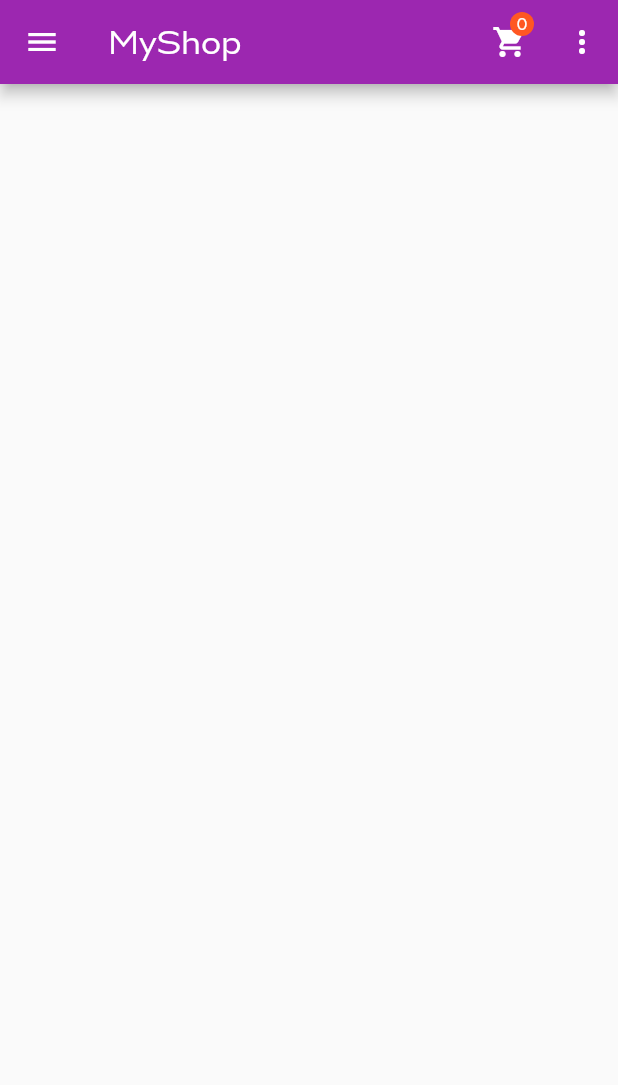
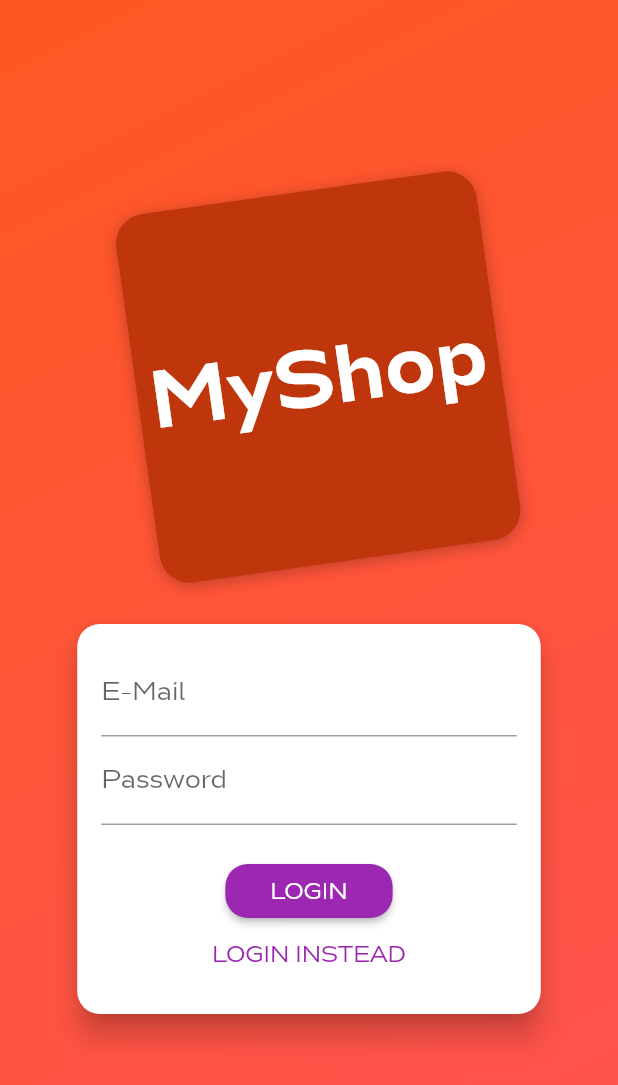
Before and after one commit to Abdulazeez-Raja/shop_app, a Flutter app: the screen it shows after launch, on a phone screen of 412 x 824 dp. Shown: the top 1085 px of the screen. Run offline on Flutter 3.47's test engine with Material 2 defaults, Android fonts, the phone set to English and light mode, and no system bars; our stand-ins replace shared_preferences.

Commit message:
finish app

```diff
--- a/lib/main.dart
+++ b/lib/main.dart
@@ -1,8 +1,8 @@
 import 'package:flutter/material.dart';
 import 'package:provider/provider.dart';
+import 'package:shop_app/screens/auth_screen.dart';
 import 'package:shop_app/screens/edit_product_screen.dart';
-import 'package:shop_app/screens/user_products_screen.dart';
-
+import 'package:shop_app/screens/splash_screen.dart';
 import './screens/orders_screen.dart';
 import './providers/cart.dart';
 import './providers/orders.dart';
@@ -10,19 +10,35 @@ import './screens/cart_screen.dart';
 import './screens/products_overview_screen.dart';
 import './screens/product_detail_screen.dart';
 import './providers/products.dart';
+import 'providers/auth.dart';
+import 'screens/user_products_screen.dart';
 
 void main() {
   runApp(
     MultiProvider(
       providers: [
         ChangeNotifierProvider(
-          create: (ctx) => Products(),
+          create: (ctx) => Auth(),
+        ),
+        ChangeNotifierProxyProvider<Auth, Products>(
+          create: (_) => Products(),
+          update: (ctx, auth, previusProducts) => previusProducts!
+            ..getAuth(
+              auth.token,
+              previusProducts == null ? [] : previusProducts.items,
+              auth.userId,
+            ),
         ),
         ChangeNotifierProvider(
           create: (ctx) => CartProvider(),
         ),
-        ChangeNotifierProvider(
-          create: (ctx) => Orders(),
+        ChangeNotifierProxyProvider<Auth, Orders>(
+          create: (_) => Orders(null, [], null),
+          update: (ctx, auth, previusOrders) => Orders(
+            auth.token,
+            previusOrders == null ? [] : previusOrders.orders,
+            auth.userId,
+          ),
         ),
       ],
       child: const MyApp(),
@@ -35,7 +51,8 @@ class MyApp extends StatelessWidget {
 
   @override
   Widget build(BuildContext context) {
-    return MaterialApp(
+    return Consumer<Auth>(
+      builder: (ctx, auth, _) => MaterialApp(
         title: 'Flutter Demo',
         theme: ThemeData(
           fontFamily: 'bw',
@@ -45,14 +62,26 @@ class MyApp extends StatelessWidget {
             accentColor: Colors.deepOrange,
           ),
         ),
-      home: const ProductsOverviewScreen(),
+        home: auth.isAuth
+            ? const ProductsOverviewScreen()
+            : FutureBuilder(
+                future: auth.tryAutoLogin(),
+                builder: (ctx, authResultSnap) =>
+                    authResultSnap.connectionState == ConnectionState.waiting
+                        ? const SplashScreen()
+                        : const AuthScreen(),
+              ),
         routes: {
+          ProductsOverviewScreen.routeName: (ctx) =>
+              const ProductsOverviewScreen(),
           ProductDetailScreen.routeName: (ctx) => const ProductDetailScreen(),
           CartScreen.routeName: (ctx) => const CartScreen(),
           OrdersScreen.routeName: (ctx) => const OrdersScreen(),
           UserProductsScreen.routeName: (ctx) => const UserProductsScreen(),
           EditProductScreen.routeName: (ctx) => const EditProductScreen(),
+          AuthScreen.routeName: (ctx) => const AuthScreen(),
         },
+      ),
     );
   }
 }
--- /dev/null
+++ b/lib/screens/auth_screen.dart
@@ -0,0 +1,322 @@
+import 'dart:io';
+import 'dart:math';
+
+import 'package:flutter/material.dart';
+import 'package:provider/provider.dart';
+import 'package:shop_app/providers/auth.dart';
+import 'package:shop_app/screens/products_overview_screen.dart';
+
+enum AuthMode {
+  signUp,
+  logIn,
+}
+
+class AuthScreen extends StatelessWidget {
+  static const routeName = '/auth';
+  const AuthScreen({Key? key}) : super(key: key);
+
+  @override
+  Widget build(BuildContext context) {
+    final deviceSize = MediaQuery.of(context).size;
+    return Scaffold(
+      body: Stack(
+        children: [
+          Container(
+            decoration: const BoxDecoration(
+              gradient: LinearGradient(
+                colors: [
+                  Colors.deepOrange,
+                  Colors.redAccent,
+                ],
+                begin: Alignment.topLeft,
+                end: Alignment.bottomRight,
+                stops: [0, 1],
+              ),
+            ),
+          ),
+          SingleChildScrollView(
+            child: SizedBox(
+              width: deviceSize.width,
+              height: deviceSize.height,
+              child: Column(
+                mainAxisAlignment: MainAxisAlignment.center,
+                crossAxisAlignment: CrossAxisAlignment.center,
+                children: [
+                  Flexible(
+                    child: Container(
+                      margin: const EdgeInsets.only(bottom: 20),
+                      padding: const EdgeInsets.symmetric(
+                          vertical: 94.0, horizontal: 8.0),
+                      transform: Matrix4.rotationZ(
+                        -8 * pi / 180,
+                      )..translate(-10.0),
+                      decoration: BoxDecoration(
+                        borderRadius: BorderRadius.circular(20),
+                        color: Colors.deepOrange.shade900,
+                        boxShadow: const [
+                          BoxShadow(
+                            blurRadius: 8,
+                            color: Colors.black26,
+                            offset: Offset(0, 2),
+                          )
+                        ],
+                      ),
+                      child: const Text(
+                        'MyShop',
+                        style: TextStyle(
+                          fontSize: 50,
+                          color: Colors.white,
+                          fontWeight: FontWeight.bold,
+                        ),
+                      ),
+                    ),
+                  ),
+                  Flexible(
+                    flex: deviceSize.width > 600 ? 2 : 1,
+                    child: const AuthCard(),
+                  )
+                ],
+              ),
+            ),
+          )
+        ],
+      ),
+    );
+  }
+}
+
+class AuthCard extends StatefulWidget {
+  const AuthCard({Key? key}) : super(key: key);
+
+  @override
+  State<AuthCard> createState() => _AuthCardState();
+}
+
+class _AuthCardState extends State<AuthCard>
+    with SingleTickerProviderStateMixin {
+  final _passwordController = TextEditingController();
+  final _emailController = TextEditingController();
+  final GlobalKey<FormState> _formKey = GlobalKey();
+  AuthMode _authMode = AuthMode.logIn;
+  bool _isLoading = false;
+
+  AnimationController? _controller;
+  Animation<Size>? _heightAnimation;
+  Animation<double>? _opacityAnimation;
+
+  @override
+  void initState() {
+    super.initState();
+    _controller = AnimationController(
+      vsync: this,
+      duration: const Duration(milliseconds: 400),
+    );
+
+    _heightAnimation = Tween<Size>(
+      begin: const Size(double.infinity, 260),
+      end: const Size(double.infinity, 320),
+    ).animate(
+      CurvedAnimation(parent: _controller!, curve: Curves.fastOutSlowIn),
+    );
+    _opacityAnimation = Tween(begin: 0.0, end: 1.0)
+        .animate(CurvedAnimation(parent: _controller!, curve: Curves.easeIn));
+    // _heightAnimation!.addListener(() => setState(() {}));
+  }
+
+  @override
+  void dispose() {
+    super.dispose();
+    _controller!.dispose();
+  }
+
+  void _showErrorDialog(String message) {
+    showDialog(
+      context: context,
+      builder: (ctx) => AlertDialog(
+        title: const Text('An Error Occurred!'),
+        content: Text(message),
+        actions: [
+          TextButton(
+            onPressed: () => Navigator.of(ctx).pop(),
+            child: const Text('Okay'),
+          ),
+        ],
+      ),
+    );
+  }
+
+  Future<void> _submit() async {
+    if (!_formKey.currentState!.validate()) {
+      return;
+    }
+    _formKey.currentState!.save();
+    setState(() {
+      _isLoading = true;
+    });
+    try {
+      if (_authMode == AuthMode.logIn) {
+        await Provider.of<Auth>(context, listen: false).singIn(
+          _emailController.text.trim(),
+          _passwordController.text.trim(),
+        );
+      } else {
+        await Provider.of<Auth>(context, listen: false).singUp(
+          _emailController.text.trim(),
+          _passwordController.text.trim(),
+        );
+      }
+      Navigator.of(context)
+          .pushReplacementNamed(ProductsOverviewScreen.routeName);
+    } on HttpException catch (e) {
+      var errorMessage = 'authentication failed';
+      if (e.toString().contains('EMAIL_EXISTS')) {
+        errorMessage =
+            'The email address is already in use by another account.';
+      } else if (e.toString().contains('OPERATION_NOT_ALLOWED')) {
+        errorMessage = 'Password sign-in is disabled for this project.';
+      } else if (e.toString().contains('TOO_MANY_ATTEMPTS_TRY_LATER')) {
+        errorMessage =
+            'We have blocked all requests from this device due to unusual activity. Try again later.';
+      } else if (e.toString().contains('EMAIL_NOT_FOUND')) {
+        errorMessage =
+            'There is no user record corresponding to this identifier. The user may have been deleted.';
+      } else if (e.toString().contains('INVALID_PASSWORD')) {
+        errorMessage =
+            'The password is invalid or the user does not have a password.';
+      } else if (e.toString().contains('USER_DISABLED')) {
+        errorMessage =
+            'The user account has been disabled by an administrator.';
+      } else if (e.toString().contains('WEAK_PASSWORD')) {
+        errorMessage = 'The password must be 6 characters long or more.';
+      }
+      _showErrorDialog(errorMessage);
+    } catch (error) {
+      var errorMessage = 'Could not authenticate you. Please try again later';
+    }
+    setState(() {
+      _isLoading = false;
+    });
+  }
+
+  void _switchAuthMode() {
+    if (_authMode == AuthMode.logIn) {
+      setState(() {
+        _authMode = AuthMode.signUp;
+      });
+      _controller!.forward();
+    } else {
+      setState(() {
+        _authMode = AuthMode.logIn;
+      });
+      _controller!.reverse();
+    }
+  }
+
+  @override
+  Widget build(BuildContext context) {
+    final deviceSize = MediaQuery.of(context).size;
+    return Card(
+      shape: RoundedRectangleBorder(
+        borderRadius: BorderRadius.circular(15),
+      ),
+      elevation: 8.0,
+      child: AnimatedContainer(
+        duration: const Duration(milliseconds: 300),
+        curve: Curves.easeIn,
+        height: _authMode == AuthMode.signUp ? 320 : 260,
+        constraints: BoxConstraints(
+          minHeight: _authMode == AuthMode.signUp ? 320 : 260,
+        ),
+        width: deviceSize.width * 0.75,
+        padding: const EdgeInsets.all(16.0),
+        child: Form(
+          key: _formKey,
+          child: SingleChildScrollView(
+            child: Column(
+              children: [
+                TextFormField(
+                  key: const Key('email'),
+                  controller: _emailController,
+                  decoration: const InputDecoration(labelText: 'E-Mail'),
+                  keyboardType: TextInputType.emailAddress,
+                  validator: (value) {
+                    if (value!.isEmpty || !value.contains('@')) {
+                      return 'Invalid email!';
+                    }
+                    return null;
+                  },
+                ),
+                TextFormField(
+                  key: const Key('password'),
+                  obscureText: true,
+                  controller: _passwordController,
+                  keyboardType: TextInputType.visiblePassword,
+                  decoration: const InputDecoration(
+                    labelText: 'Password',
+                  ),
+                  validator: (value) {
+                    if (value!.isEmpty || value.length < 5) {
+                      return 'password is too short!';
+                    }
+                    return null;
+                  },
+                ),
+                if (_authMode == AuthMode.signUp)
+                  FadeTransition(
+                    opacity: _opacityAnimation!,
+                    child: TextFormField(
+                      key: const Key('password2'),
+                      enabled: _authMode == AuthMode.signUp,
+                      obscureText: true,
+                      keyboardType: TextInputType.visiblePassword,
+                      decoration: const InputDecoration(
+                        labelText: 'Confirm Password',
+                      ),
+                      validator: _authMode == AuthMode.signUp
+                          ? (value) {
+                              if (value != _passwordController.text) {
+                                return 'Password do not match!';
+                              }
+                              return null;
+                            }
+                          : null,
+                    ),
+                  ),
+                const SizedBox(height: 20),
+                if (_isLoading)
+                  const CircularProgressIndicator()
+                else
+                  ElevatedButton(
+                    onPressed: _submit,
+                    style: TextButton.styleFrom(
+                      padding: const EdgeInsets.symmetric(
+                        horizontal: 30,
+                        vertical: 7,
+                      ),
+                      shape: RoundedRectangleBorder(
+                        borderRadius: BorderRadius.circular(15),
+                      ),
+                    ),
+                    child: Text(
+                      _authMode == AuthMode.logIn ? 'LOGIN' : 'SIGNUP',
+                    ),
+                  ),
+                TextButton(
+                  onPressed: _switchAuthMode,
+                  style: TextButton.styleFrom(
+                      padding: const EdgeInsets.symmetric(
+                        horizontal: 30,
+                        vertical: 4,
+                      ),
+                      tapTargetSize: MaterialTapTargetSize.shrinkWrap),
+                  child: Text(
+                      '${_authMode == AuthMode.logIn ? 'LOGIN' : 'SIGNUP'} INSTEAD'),
+                )
+              ],
+            ),
+          ),
+        ),
+      ),
+    );
+  }
+}
--- a/lib/screens/products_overview_screen.dart
+++ b/lib/screens/products_overview_screen.dart
@@ -14,6 +14,7 @@ enum FiltersOptions {
 }
 
 class ProductsOverviewScreen extends StatefulWidget {
+  static const routeName = '/product-overview';
   const ProductsOverviewScreen({Key? key}) : super(key: key);
 
   @override
@@ -22,24 +23,6 @@ class ProductsOverviewScreen extends StatefulWidget {
 
 class _ProductsOverviewScreenState extends State<ProductsOverviewScreen> {
   var _showFavoritesOnly = false;
-  var _isInit = true;
-  var _isLoading = false;
-
-  @override
-  void didChangeDependencies() {
-    if (_isInit) {
-      setState(() {
-        _isLoading = true;
-      });
-      Provider.of<Products>(context).fetchAndSetProduct().then((value) {
-        setState(() {
-          _isLoading = false;
-        });
-      });
-    }
-    _isInit = false;
-    super.didChangeDependencies();
-  }
 
   @override
   Widget build(BuildContext context) {
@@ -86,13 +69,20 @@ class _ProductsOverviewScreenState extends State<ProductsOverviewScreen> {
         ],
       ),
       drawer: const AppDrawer(),
-      body: _isLoading
-          ? const Center(
+      body: FutureBuilder(
+        future: Provider.of<Products>(context).fetchAndSetProduct(),
+        builder: (context, snap) {
+          if (snap.connectionState == ConnectionState.waiting) {
+            return const Center(
               child: CircularProgressIndicator.adaptive(),
-            )
-          : ProductsGrid(
+            );
+          } else {
+            return ProductsGrid(
               showFavorites: _showFavoritesOnly,
-            ),
+            );
+          }
+        },
+      ),
     );
   }
 }
--- a/pubspec.yaml
+++ b/pubspec.yaml
@@ -37,6 +37,7 @@ dependencies:
   provider: ^6.0.3
   intl: ^0.17.0
   http: ^0.13.4
+  shared_preferences: ^2.0.15
 
 dev_dependencies:
   flutter_test:
@@ -61,8 +62,8 @@ flutter:
   uses-material-design: true
 
   # To add assets to your application, add an assets section, like this:
-  # assets:
-  #   - images/a_dot_burr.jpeg
+  assets:
+    - assets/images/placeholdar.png
   #   - images/a_dot_ham.jpeg
 
   # An image asset can refer to one or more resolution-specific "variants", see
```
Also changed, not shown: lib/models/product.dart (+5 -8 lines), lib/providers/auth.dart (added, +123 -0 lines), lib/providers/orders.dart (+8 -6 lines), lib/providers/products.dart (+29 -50 lines), lib/screens/product_detail_screen.dart (+25 -7 lines), lib/screens/splash_screen.dart (added, +14 -0 lines), lib/screens/user_products_screen.dart (+20 -4 lines), lib/widgets/app_drawer.dart (+11 -0 lines), lib/widgets/order_item.dart (+8 -4 lines), lib/widgets/product_item.dart (+10 -4 lines), assets/images/placeholdar.png (added), pubspec.lock, 2 other files. Lines whose indentation alone changed are shown as unchanged.
